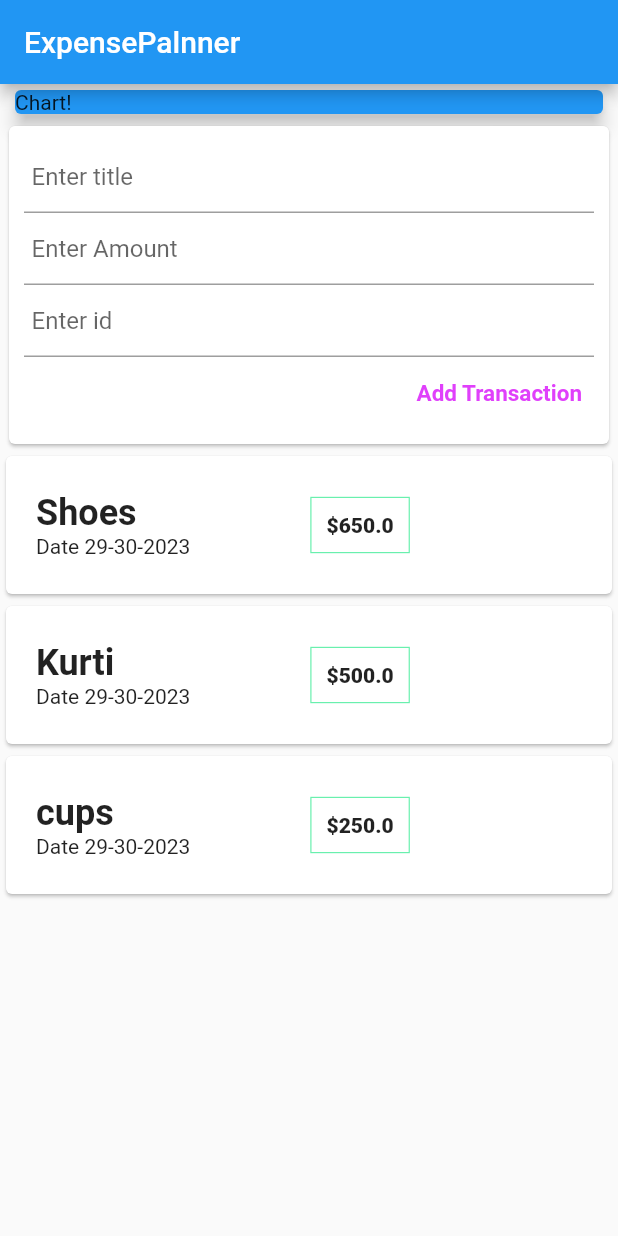
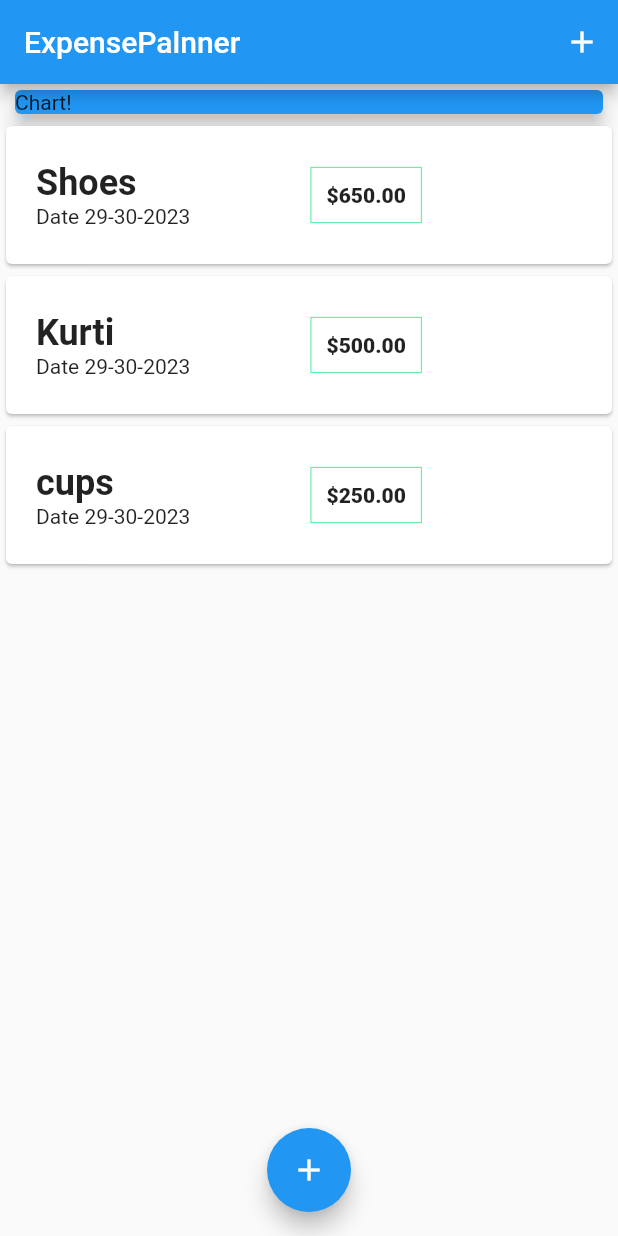
Before and after one commit to JhansiCh916/FlutterProjects, a Flutter app: the screen it shows after launch, on a phone screen of 412 x 824 dp. Run offline on Flutter 3.47's test engine with Material 2 defaults, Android fonts, the phone set to English and light mode, and no system bars.

Commit message:
Added Bottom Sheet mmodal by adding flaot button.

```diff
--- a/lib/main.dart
+++ b/lib/main.dart
@@ -1,8 +1,7 @@
-import 'package:expense_planner/widgets/transactionList.dart';
-
-import '../widgets/user_transaction.dart';
+import './widgets/new_transaction.dart';
+import '../widgets/transactionList.dart';
 import 'package:flutter/material.dart';
-import 'models/transaction.dart';
+import '../models/transaction.dart';
 
 void main() {
   runApp(ExpensePlanner());
@@ -13,18 +12,46 @@ class ExpensePlanner extends StatelessWidget {
   @override
   Widget build(BuildContext context) {
     return MaterialApp(
-      title: "jsafdhsfjsdfjsd",
+      title: "Expense Planner",
       home: HomePage(),
       );
   }
 }
 
-class HomePage extends StatelessWidget {
+class HomePage extends StatefulWidget {
+
+  @override
+  State<HomePage> createState() => _HomePageState();
+}
+
+class _HomePageState extends State<HomePage> {
+
+  final List<Transaction> _userTransactions = [
+    Transaction("t1", 650, "Shoes", DateTime.now()),
+    Transaction("t2", 500, "Kurti", DateTime.now()),
+    Transaction("t3", 250, "cups", DateTime.now())
+  ];
+
+  void _addTransactions( String id, String title, double amount) {
+    final newTx = Transaction(id, amount,
+        title, DateTime.now());
+    setState(() {
+      _userTransactions.add(newTx);
+    });
+  }
+  void _startNewTransaction(BuildContext ctx) {
+    showModalBottomSheet(context: ctx, builder: (_) {
+      return NewTransaction(_addTransactions);
+    },);
+  }
 
   @override
   Widget build(BuildContext context) {
     return Scaffold(
       appBar: AppBar(title: Text("ExpensePalnner"),
+        actions: [
+          IconButton(onPressed: () {}, icon: Icon(Icons.add))
+        ],
       ),
       body: SingleChildScrollView(
         child:
@@ -40,10 +67,15 @@ class HomePage extends StatelessWidget {
               elevation: 5,
             ),
           ),
-          UserTransactions(),
+          TransactionList(_userTransactions),
         ],
-      )
-      )
+      ),
+      ),
+        floatingActionButtonLocation: FloatingActionButtonLocation.centerFloat,
+        floatingActionButton: FloatingActionButton(
+        child: Icon(Icons.add),
+          onPressed: () => _startNewTransaction(context),
+    ),
     );
   }
 }
--- a/lib/widgets/transactionList.dart
+++ b/lib/widgets/transactionList.dart
@@ -47,7 +47,7 @@ class TransactionList extends StatelessWidget {
                           Border.all(color: Colors.greenAccent, width: 0.8)),
                       padding: EdgeInsets.all(10),
                       child: Text(
-                        "\$" + transactions[index].amount.toString(),
+                        "\$" + transactions[index].amount.toStringAsFixed(2),
                         style: TextStyle(fontWeight: FontWeight.w800),
                       ),
                     )
--- a/lib/widgets/user_transaction.dart
+++ b/lib/widgets/user_transaction.dart
@@ -12,26 +12,12 @@ class UserTransactions extends StatefulWidget {
 
 class UserTransactionsState extends State<UserTransactions> {
 
-  final List<Transaction> _userTransactions = [
-    Transaction("t1", 650, "Shoes", DateTime.now()),
-    Transaction("t2", 500, "Kurti", DateTime.now()),
-    Transaction("t3", 250, "cups", DateTime.now())
-  ];
-
-  void _addTransactions( String id, String title, double amount) {
-    final newTx = Transaction(id, amount,
-        title, DateTime.now());
-    setState(() {
-      _userTransactions.add(newTx);
-    });
-  }
-
   @override
   Widget build(BuildContext context) {
     return Column(
       children: [
-        NewTransaction(_addTransactions),
-        TransactionList(_userTransactions)
+        // NewTransaction(_addTransactions),
+
       ],
     );
   }
```
Also changed, not shown: lib/widgets/new_transaction.dart (+15 -6 lines).
